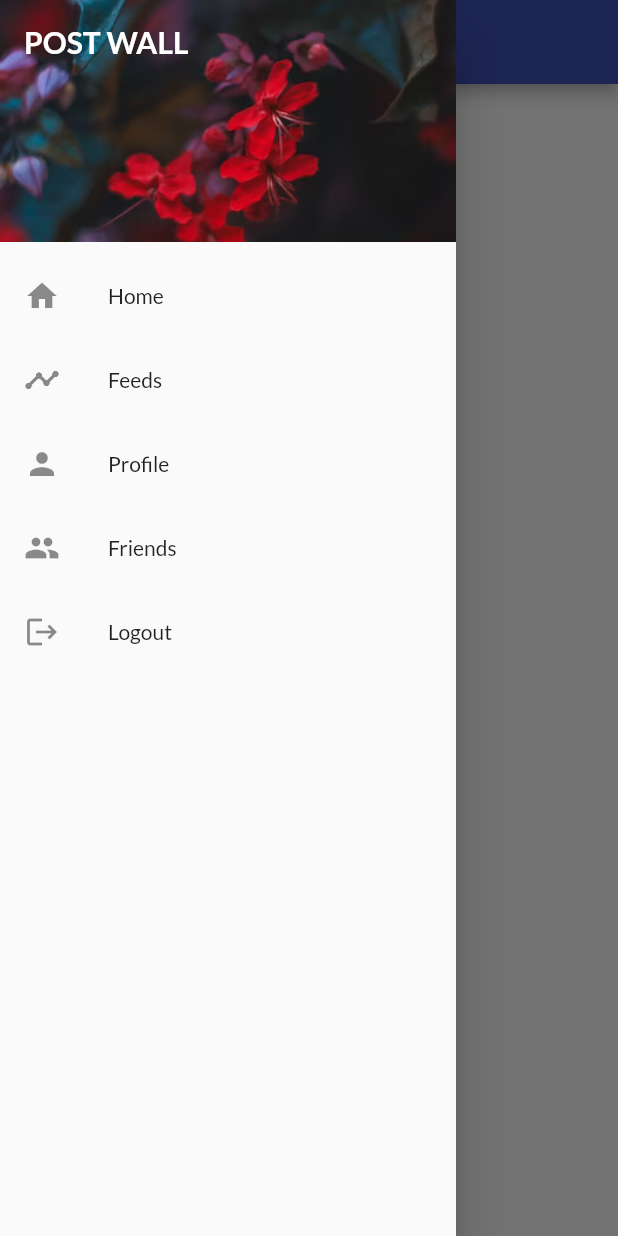
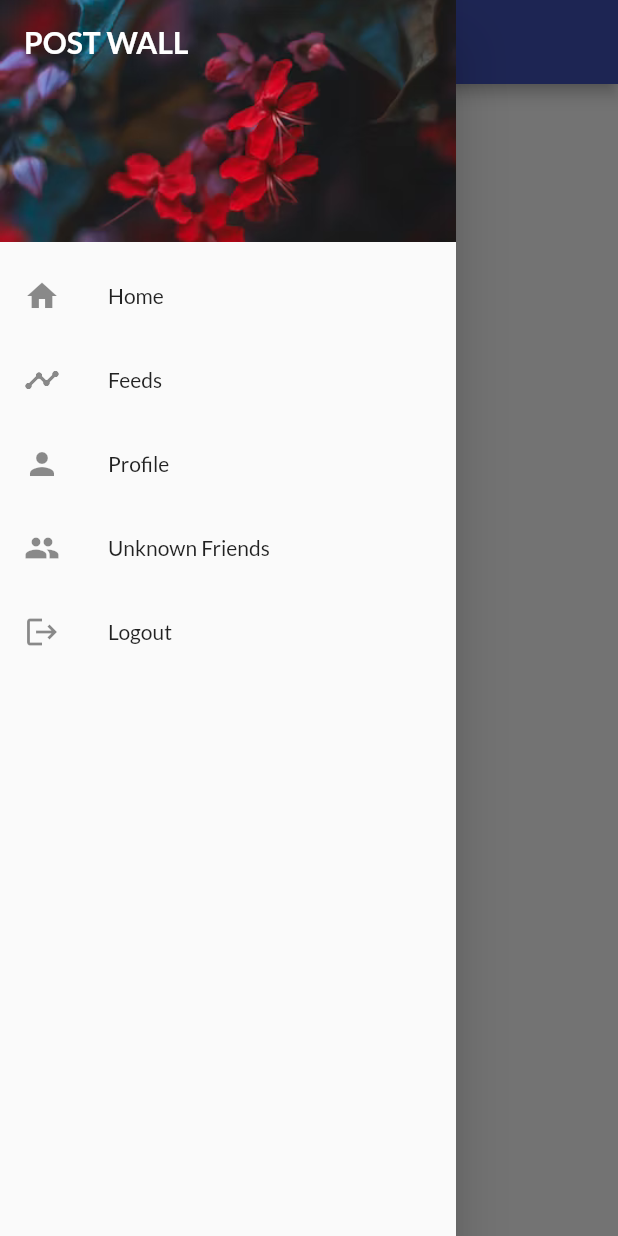
Before and after one commit to devkishor8007/share_sansar, a Flutter app: the UnKnownFriendPage screen opened by its route, with the side drawer open, on a phone screen of 412 x 824 dp. Run offline on Flutter 3.47's test engine with Material 2 defaults, Android fonts, the phone set to English and light mode, and no system bars; our stand-ins replace cloud_firestore, firebase_auth, firebase_core, flutter_riverpod, go_router, google_fonts and 1 more; accounts and stored records are empty.

Commit message:
feat: name changed to the specific one

```diff
--- a/lib/pages/unknown-friend/unknown_friends.dart
+++ b/lib/pages/unknown-friend/unknown_friends.dart
@@ -20,7 +20,7 @@ class _UnKnownFriendPageState extends ConsumerState<UnKnownFriendPage> {
     final otherFriends = ref.watch(userStreamRiverpod);
     Size size = MediaQuery.of(context).size;
     return Scaffold(
-      appBar: const CustomAppBar(appBarText: 'UnKnown-Friend'),
+      appBar: const CustomAppBar(appBarText: 'UnKnown-Friends'),
       drawer: const CustomDrawer(),
       body: otherFriends.when(
         data: (data) {
@@ -45,12 +45,6 @@ class _UnKnownFriendPageState extends ConsumerState<UnKnownFriendPage> {
                   data: data.docs[index],
                   height: size.height * 0.13,
                 ),
-
-                // ListTile(
-                //   title: Text(
-                //     data.docs[index]['email'],
-                //   ),
-                // ),
               );
             },
           );
--- a/lib/utils/router.dart
+++ b/lib/utils/router.dart
@@ -9,7 +9,6 @@ import 'package:post_wall/pages/auth/login.page.dart';
 import 'package:post_wall/pages/auth/signup.page.dart';
 import 'package:firebase_auth/firebase_auth.dart';
 import 'package:post_wall/pages/unknown-friend/unknown_friends.dart';
-
 import '../pages/profile/profile.dart';
 
 final goRouterProvider = Provider<GoRouter>((ref) {
--- a/lib/widgets/custom.drawer.dart
+++ b/lib/widgets/custom.drawer.dart
@@ -56,7 +56,7 @@ class _CustomDrawerState extends ConsumerState<CustomDrawer> {
             },
           ),
           ListTile(
-              title: const CustomText(text: 'Friends'),
+              title: const CustomText(text: 'Unknown Friends'),
               leading: const Icon(Icons.people),
               onTap: () {
                 context.go('/unknown-friends');
```
